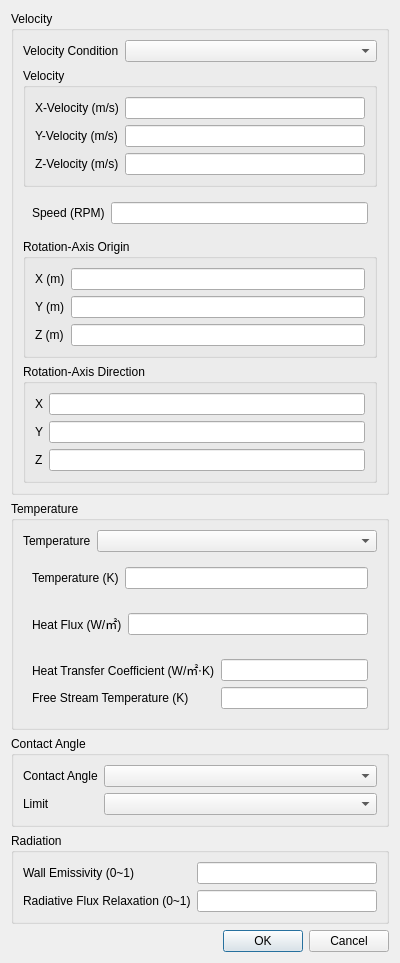
Qt form baramFlow/view/setup/boundary_conditions/wall_dialog.ui (nextfoam/baram) before a commit.
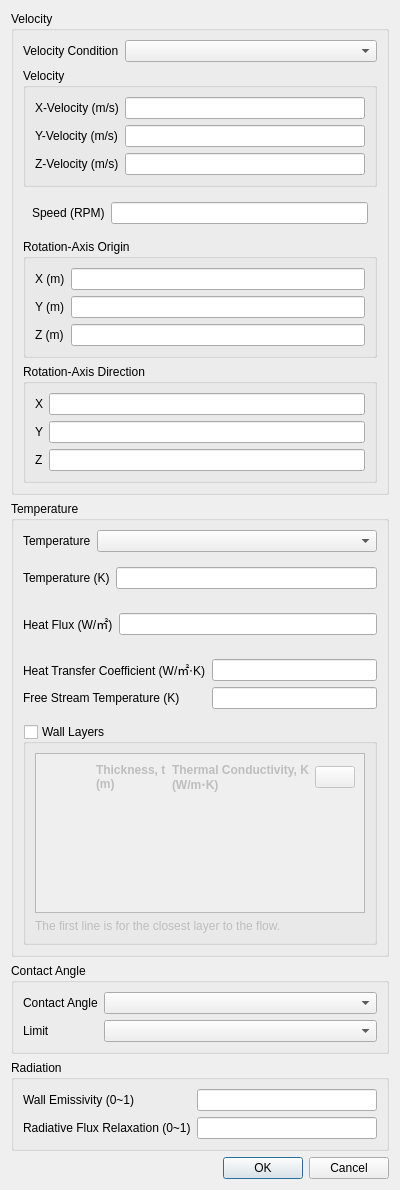
The same form after that commit. Icons and pictures are not drawn. Custom widgets are drawn as their Qt base class.

Commit message: Issue baram#535 Wall의 temperature 경계 조건에 wall layers 추가

```diff
--- a/baramFlow/view/setup/boundary_conditions/wall_dialog.ui
+++ b/baramFlow/view/setup/boundary_conditions/wall_dialog.ui
@@ -7,7 +7,7 @@
     <x>0</x>
     <y>0</y>
     <width>400</width>
-    <height>932</height>
+    <height>1150</height>
    </rect>
   </property>
   <property name="minimumSize">
@@ -330,6 +330,12 @@
          <item>
           <widget class="QWidget" name="constantTemperature" native="true">
            <layout class="QFormLayout" name="formLayout_9">
+            <property name="leftMargin">
+             <number>0</number>
+            </property>
+            <property name="rightMargin">
+             <number>0</number>
+            </property>
             <item row="0" column="0">
              <widget class="QLabel" name="temperatureLabel">
               <property name="text">
@@ -353,6 +359,12 @@
          <item>
           <widget class="QWidget" name="constantHeatFlux" native="true">
            <layout class="QFormLayout" name="formLayout_10">
+            <property name="leftMargin">
+             <number>0</number>
+            </property>
+            <property name="rightMargin">
+             <number>0</number>
+            </property>
             <item row="0" column="0">
              <widget class="QLabel" name="heatFluxLabel">
               <property name="text">
@@ -375,39 +387,209 @@
          </item>
          <item>
           <widget class="QWidget" name="convection" native="true">
-           <layout class="QFormLayout" name="formLayout_11">
-            <item row="0" column="0">
-             <widget class="QLabel" name="heatTransferCoefficientLabel">
-              <property name="text">
-               <string>Heat Transfer Coefficient (W/㎡⋅K)</string>
-              </property>
+           <layout class="QVBoxLayout" name="verticalLayout_7">
+            <property name="leftMargin">
+             <number>0</number>
+            </property>
+            <property name="topMargin">
+             <number>0</number>
+            </property>
+            <property name="rightMargin">
+             <number>0</number>
+            </property>
+            <property name="bottomMargin">
+             <number>0</number>
+            </property>
+            <item>
+             <widget class="QWidget" name="widget_5" native="true">
+              <layout class="QFormLayout" name="formLayout_11">
+               <property name="leftMargin">
+                <number>0</number>
+               </property>
+               <property name="rightMargin">
+                <number>0</number>
+               </property>
+               <item row="0" column="0">
+                <widget class="QLabel" name="heatTransferCoefficientLabel">
+                 <property name="text">
+                  <string>Heat Transfer Coefficient (W/㎡⋅K)</string>
+                 </property>
+                </widget>
+               </item>
+               <item row="0" column="1">
+                <widget class="FloatEdit" name="heatTransferCoefficient">
+                 <property name="sizePolicy">
+                  <sizepolicy hsizetype="Expanding" vsizetype="Fixed">
+                   <horstretch>0</horstretch>
+                   <verstretch>0</verstretch>
+                  </sizepolicy>
+                 </property>
+                </widget>
+               </item>
+               <item row="1" column="0">
+                <widget class="QLabel" name="freeStreamTemperatureLabel">
+                 <property name="text">
+                  <string>Free Stream Temperature (K)</string>
+                 </property>
+                </widget>
+               </item>
+               <item row="1" column="1">
+                <widget class="FloatEdit" name="freeStreamTemperature">
+                 <property name="sizePolicy">
+                  <sizepolicy hsizetype="Expanding" vsizetype="Fixed">
+                   <horstretch>0</horstretch>
+                   <verstretch>0</verstretch>
+                  </sizepolicy>
+                 </property>
+                </widget>
+               </item>
+              </layout>
              </widget>
             </item>
-            <item row="0" column="1">
-             <widget class="QLineEdit" name="heatTransferCoefficient">
-              <property name="sizePolicy">
-               <sizepolicy hsizetype="Expanding" vsizetype="Fixed">
-                <horstretch>0</horstretch>
-                <verstretch>0</verstretch>
-               </sizepolicy>
+            <item>
+             <widget class="QGroupBox" name="wallLayers">
+              <property name="title">
+               <string>Wall Layers</string>
               </property>
-             </widget>
-            </item>
-            <item row="1" column="0">
-             <widget class="QLabel" name="freeStreamTemperatureLabel">
-              <property name="text">
-               <string>Free Stream Temperature (K)</string>
+              <property name="checkable">
+               <bool>true</bool>
               </property>
-             </widget>
-            </item>
-            <item row="1" column="1">
-             <widget class="QLineEdit" name="freeStreamTemperature">
-              <property name="sizePolicy">
-               <sizepolicy hsizetype="Expanding" vsizetype="Fixed">
-                <horstretch>0</horstretch>
-                <verstretch>0</verstretch>
-               </sizepolicy>
+              <property name="checked">
+               <bool>false</bool>
               </property>
+              <layout class="QVBoxLayout" name="verticalLayout_8">
+               <item>
+                <widget class="QScrollArea" name="scrollArea">
+                 <property name="sizePolicy">
+                  <sizepolicy hsizetype="Expanding" vsizetype="Fixed">
+                   <horstretch>0</horstretch>
+                   <verstretch>0</verstretch>
+                  </sizepolicy>
+                 </property>
+                 <property name="minimumSize">
+                  <size>
+                   <width>0</width>
+                   <height>160</height>
+                  </size>
+                 </property>
+                 <property name="widgetResizable">
+                  <bool>true</bool>
+                 </property>
+                 <widget class="QWidget" name="scrollAreaWidgetContents">
+                  <property name="geometry">
+                   <rect>
+                    <x>0</x>
+                    <y>0</y>
+                    <width>340</width>
+                    <height>158</height>
+                   </rect>
+                  </property>
+                  <layout class="QVBoxLayout" name="verticalLayout_9">
+                   <property name="leftMargin">
+                    <number>0</number>
+                   </property>
+                   <property name="topMargin">
+                    <number>0</number>
+                   </property>
+                   <property name="rightMargin">
+                    <number>0</number>
+                   </property>
+                   <property name="bottomMargin">
+                    <number>0</number>
+                   </property>
+                   <item>
+                    <widget class="QFrame" name="wallLayersTable">
+                     <property name="styleSheet">
+                      <string notr="true"/>
+                     </property>
+                     <property name="frameShadow">
+                      <enum>QFrame::Raised</enum>
+                     </property>
+                     <layout class="QGridLayout" name="gridLayout_2">
+                      <property name="verticalSpacing">
+                       <number>2</number>
+                      </property>
+                      <item row="0" column="2">
+                       <widget class="QLabel" name="label_45">
+                        <property name="font">
+                         <font>
+                          <bold>true</bold>
+                         </font>
+                        </property>
+                        <property name="text">
+                         <string>Thermal Conductivity, K&lt;br/&gt;(W/m⋅K)</string>
+                        </property>
+                       </widget>
+                      </item>
+                      <item row="0" column="0">
+                       <widget class="QLabel" name="label_46">
+                        <property name="font">
+                         <font>
+                          <bold>true</bold>
+                         </font>
+                        </property>
+                        <property name="text">
+                         <string/>
+                        </property>
+                       </widget>
+                      </item>
+                      <item row="0" column="1">
+                       <widget class="QLabel" name="label_47">
+                        <property name="font">
+                         <font>
+                          <bold>true</bold>
+                         </font>
+                        </property>
+                        <property name="text">
+                         <string>Thickness, t&lt;br/&gt;(m)</string>
+                        </property>
+                       </widget>
+                      </item>
+                      <item row="0" column="3">
+                       <widget class="FlatPushButton" name="addWallLayer">
+                        <property name="sizePolicy">
+                         <sizepolicy hsizetype="Fixed" vsizetype="Fixed">
+                          <horstretch>0</horstretch>
+                          <verstretch>0</verstretch>
+                         </sizepolicy>
+                        </property>
+                        <property name="text">
+                         <string/>
+                        </property>
+                        <property name="icon">
+                         <iconset resource="../../../../resource.qrc">
+                          <normaloff>:/icons/add-circle-outline.svg</normaloff>:/icons/add-circle-outline.svg</iconset>
+                        </property>
+                       </widget>
+                      </item>
+                     </layout>
+                    </widget>
+                   </item>
+                   <item>
+                    <spacer name="verticalSpacer">
+                     <property name="orientation">
+                      <enum>Qt::Vertical</enum>
+                     </property>
+                     <property name="sizeHint" stdset="0">
+                      <size>
+                       <width>20</width>
+                       <height>40</height>
+                      </size>
+                     </property>
+                    </spacer>
+                   </item>
+                  </layout>
+                 </widget>
+                </widget>
+               </item>
+               <item>
+                <widget class="QLabel" name="label_14">
+                 <property name="text">
+                  <string>The first line is for the closest layer to the flow.</string>
+                 </property>
+                </widget>
+               </item>
+              </layout>
              </widget>
             </item>
            </layout>
@@ -521,7 +703,21 @@
    </item>
   </layout>
  </widget>
- <resources/>
+ <customwidgets>
+  <customwidget>
+   <class>FloatEdit</class>
+   <extends>QLineEdit</extends>
+   <header>widgets.float_edit</header>
+  </customwidget>
+  <customwidget>
+   <class>FlatPushButton</class>
+   <extends>QPushButton</extends>
+   <header location="global">widgets.flat_push_button</header>
+  </customwidget>
+ </customwidgets>
+ <resources>
+  <include location="../../../../resource.qrc"/>
+ </resources>
  <connections>
   <connection>
    <sender>buttonBox</sender>
```
Left out of the diff: 28 changed lines with no effect on the pictures. The commit also changes 6 other files.
